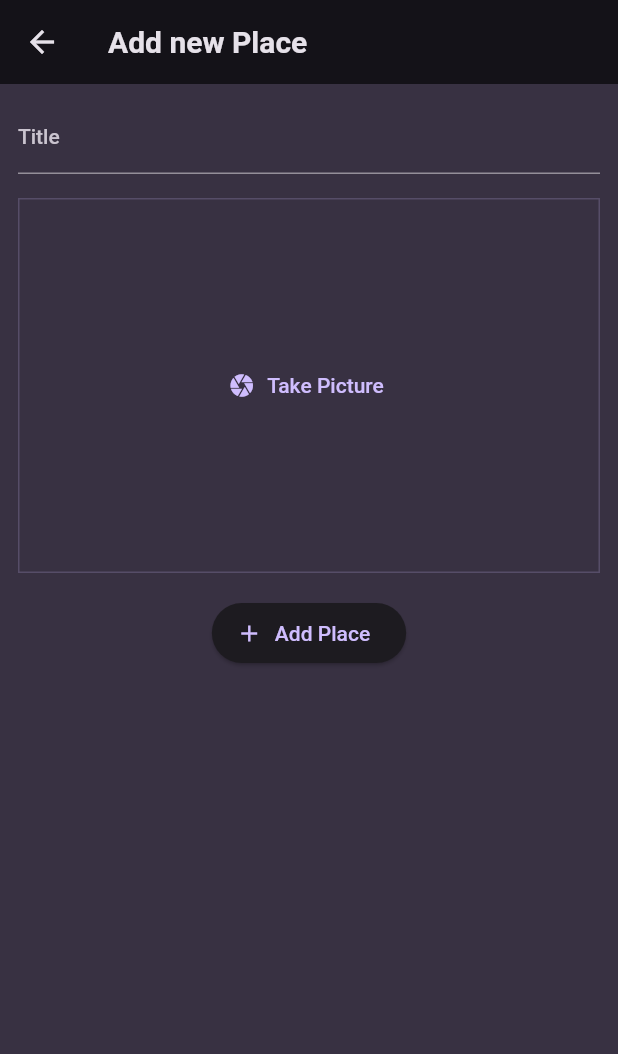
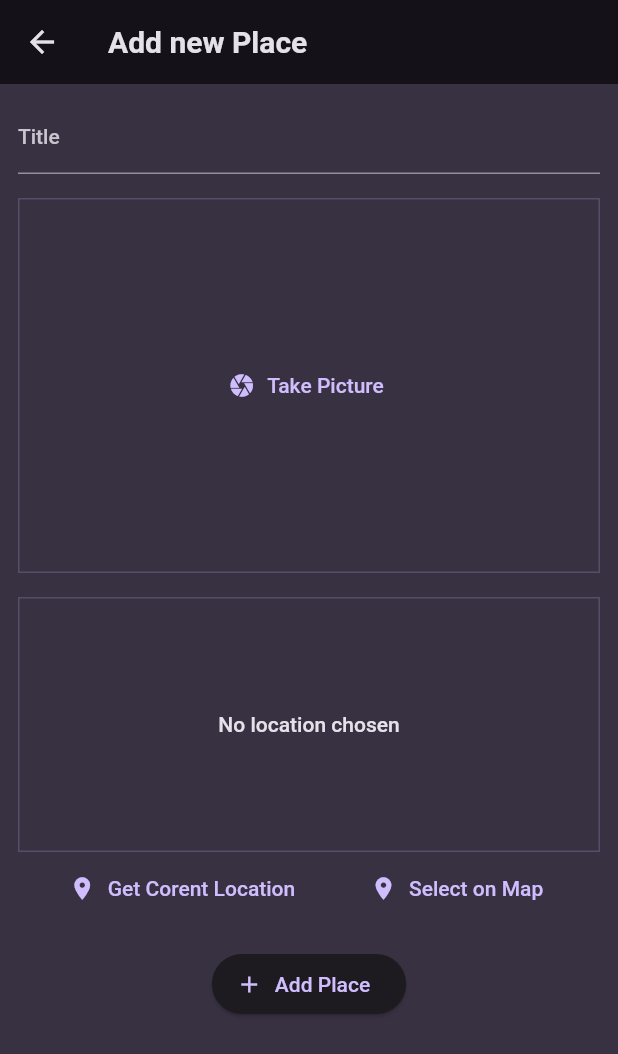
Before and after one commit to jhted/Flutter_and_Dart_The_Complete_Guide, a Flutter app: the AddPlaceScreen screen opened directly, on a phone screen of 412 x 824 dp. Shown: the top 1054 px of the screen. Run offline on Flutter 3.47's test engine with Material 2 defaults, Android fonts, the phone set to English and light mode, and no system bars; our stand-ins replace flutter_riverpod, google_fonts, image_picker, location, transparent_image; missing offline and left inert: dart:ffi.

Commit message:
location

```diff
--- a/favorite_places_app/lib/screens/add_place.dart
+++ b/favorite_places_app/lib/screens/add_place.dart
@@ -2,6 +2,7 @@
 
 import 'package:favorite_places_app/providers/user_places.dart';
 import 'package:favorite_places_app/widgets/image_input.dart';
+import 'package:favorite_places_app/widgets/location_input.dart';
 import 'package:flutter/material.dart';
 import 'package:flutter_riverpod/flutter_riverpod.dart';
 
@@ -59,6 +60,8 @@
               },
             ),
             const SizedBox(height: 16),
+            LocationInput(),
+            const SizedBox(height: 16),
             ElevatedButton.icon(
               onPressed: _savePlace,
               icon: const Icon(Icons.add),
--- /dev/null
+++ b/favorite_places_app/lib/widgets/location_input.dart
@@ -0,0 +1,104 @@
+import 'package:flutter/material.dart';
+import 'package:location/location.dart';
+
+class LocationInput extends StatefulWidget {
+  const LocationInput({super.key});
+
+  @override
+  State<StatefulWidget> createState() {
+    return _LocationInputState();
+  }
+}
+
+class _LocationInputState extends State<LocationInput> {
+  Location? _pickedLocation;
+  var _isGettingLocation = false;
+
+  void _getCurrentLocation() async {
+    Location location = Location();
+
+    bool serviceEnabled;
+    PermissionStatus permissionGranted;
+    LocationData locationData;
+
+    serviceEnabled = await location.serviceEnabled();
+    if (!serviceEnabled) {
+      serviceEnabled = await location.requestService();
+      if (!serviceEnabled) {
+        return;
+      }
+    }
+
+    permissionGranted = await location.hasPermission();
+    if (permissionGranted == PermissionStatus.denied) {
+      permissionGranted = await location.requestPermission();
+      if (permissionGranted != PermissionStatus.granted) {
+        return;
+      }
+    }
+
+    print('getting location');
+
+    setState(() {
+      _isGettingLocation = true;
+    });
+
+    locationData = await location.getLocation();
+
+    setState(() {
+      _isGettingLocation = false;
+    });
+
+    print('got location');
+
+    print(locationData.latitude);
+    print(locationData.longitude);
+  }
+
+  @override
+  Widget build(BuildContext context) {
+    Widget prevewContent = Text(
+        "No location chosen",
+        textAlign: TextAlign.center,
+        style: Theme.of(context).textTheme.bodyLarge!.copyWith(
+              color: Theme.of(context).colorScheme.onBackground,
+            ),
+      );
+
+    if (_isGettingLocation) {
+      prevewContent = const CircularProgressIndicator();
+    }
+
+    return Column(
+      children: [
+        Container(
+          height: 170,
+          width: double.infinity,
+          alignment: Alignment.center,
+          decoration: BoxDecoration(
+            border: Border.all(
+              width: 1,
+              color: Theme.of(context).colorScheme.primary.withOpacity(0.2),
+            ),
+          ),
+          child: prevewContent,
+        ),
+        Row(
+          mainAxisAlignment: MainAxisAlignment.spaceEvenly,
+          children: [
+            TextButton.icon(
+              onPressed: _getCurrentLocation,
+              icon: const Icon(Icons.location_on),
+              label: const Text("Get Corent Location"),
+            ),
+            TextButton.icon(
+              onPressed: () {},
+              icon: const Icon(Icons.location_on),
+              label: const Text("Select on Map"),
+            ),
+          ],
+        )
+      ],
+    );
+  }
+}
--- a/favorite_places_app/pubspec.yaml
+++ b/favorite_places_app/pubspec.yaml
@@ -39,6 +39,7 @@
   uuid: ^3.0.7
   flutter_riverpod: ^2.3.6
   image_picker: ^1.0.0
+  location: ^4.4.0
 
 dev_dependencies:
   flutter_test:
```
Also changed, not shown: favorite_places_app/pubspec.lock, 1 other file.
